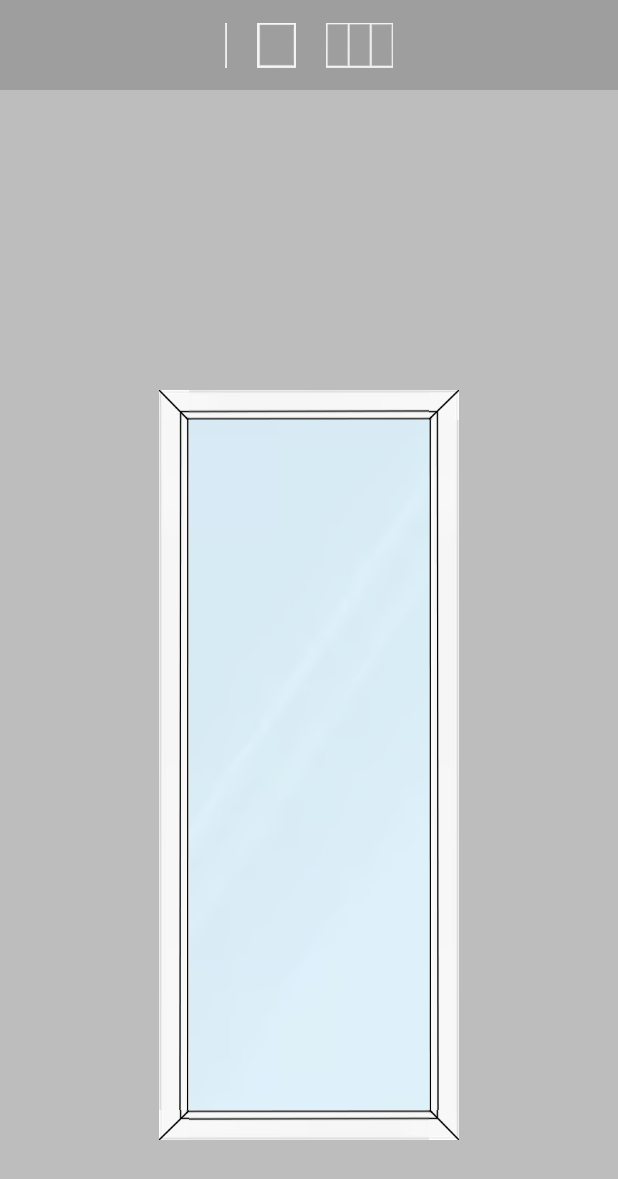
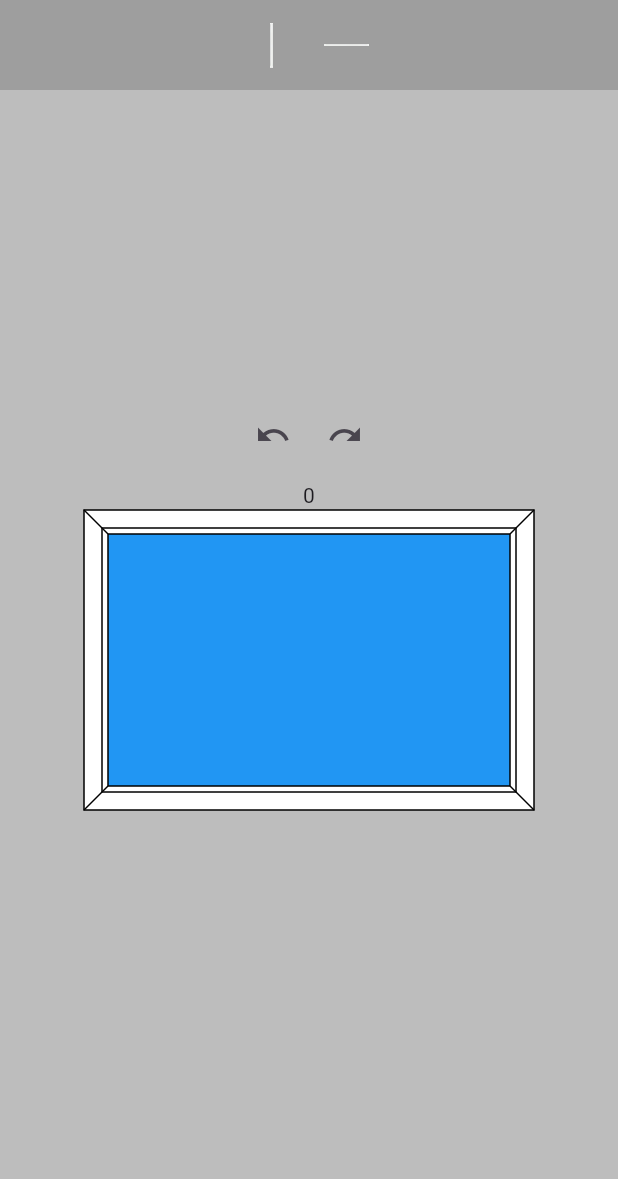
Before and after one commit to kamangir86/four-, a Flutter app: the screen it shows after launch, on a phone screen of 412 x 824 dp. Shown: the top 1179 px of the screen. Run offline on Flutter 3.47's test engine with Material 3 defaults, Android fonts, the phone set to English and light mode, and no system bars.

Commit message:
کشیدن پنجره و تقسیم به چهار بخش

```diff
--- a/lib/main.dart
+++ b/lib/main.dart
@@ -1,4 +1,5 @@
 import 'package:flutter/material.dart';
+import 'package:fourplus/sade.dart';
 
 void main() {
   runApp(const MyApp());
@@ -33,15 +34,16 @@ class MyHomePage extends StatefulWidget {
 
 class _MyHomePageState extends State<MyHomePage> {
 
-  Profile profile = Profile(name: 2, fit: BoxFit.fill);
+  var size = Size(300, 200);
 
 
   @override
   Widget build(BuildContext context) {
+
     return SafeArea(
       child: Scaffold(
         backgroundColor: Colors.grey[400],
-        body: Column(
+        body: ListView(
           children: [
             Container(
               height: 60,
@@ -50,27 +52,36 @@ class _MyHomePageState extends State<MyHomePage> {
                 mainAxisAlignment: MainAxisAlignment.center,
                 children: [
                   Draggable<Profile>(
-                      data: Profile(name: 1, fit: BoxFit.none),
+                      data: Profile(name: "1", dx: 0, dy: 0, isVertical: true ),
                       feedback: Image.asset('assets/1.png', height: 30,),
-                      child: Image.asset('assets/1.png', height: 30,),),
-                  const SizedBox(
-                    width: 20,
-                  ),Draggable<Profile>(
-                      data: Profile(name: 2, fit: BoxFit.fill),
-                      feedback: Image.asset('assets/2.png', height: 30,),
-                      child: Image.asset('assets/2.png', height: 30,),),
+                      child: Image.asset('assets/1.png', height: 30, width: 30,),),
                   const SizedBox(
                     width: 20,
                   ),
                   Draggable<Profile>(
-                      data: Profile(name: 3, fit: BoxFit.fill),
-                      feedback: Image.asset('assets/3.png', height: 30,),
-                      child: Image.asset('assets/3.png', height: 30,))
+                    data: Profile(name: "1", dx: 0, dy: 0, isVertical: false ),
+                    feedback: RotatedBox(
+                        quarterTurns: 1,child: Image.asset('assets/1.png', height: 30,)),
+                    child: RotatedBox(
+                        quarterTurns: 1,
+                        child: Image.asset('assets/1.png', height: 30, width: 30,)),),
+
+                    // Draggable<Profile>(
+                  //     data: Profile(name: 2, fit: BoxFit.fill),
+                  //     feedback: Image.asset('assets/2.png', height: 30,),
+                  //     child: Image.asset('assets/2.png', height: 30,),),
+                  // const SizedBox(
+                  //   width: 20,
+                  // ),
+                  // Draggable<Profile>(
+                  //     data: Profile(name: 3, fit: BoxFit.fill),
+                  //     feedback: Image.asset('assets/3.png', height: 30,),
+                  //     child: Image.asset('assets/3.png', height: 30,))
                 ],
               ),
             ),
             const SizedBox(height: 200,),
-            const TargetWidget(type: 1)
+            TargetWidget(type: 1, size: size,)
           ],
         ),
       ),
@@ -78,9 +89,11 @@ class _MyHomePageState extends State<MyHomePage> {
   }
 }
 
+
 class TargetWidget extends StatefulWidget {
-  const TargetWidget({required this.type, super.key});
+  const TargetWidget({required this.type, required this.size, super.key});
 
+  final Size size;
   final int type;
 
   @override
@@ -89,75 +102,59 @@ class TargetWidget extends StatefulWidget {
 
 class _TargetWidgetState extends State<TargetWidget> {
 
-  Profile profile  = Profile(name: 2, fit: BoxFit.fill);
-
-  double height= 500;
-  double width= 200;
-  double ratio = 1;
-  int sizeScale = 8;
+  List<DragTargetDetails<Profile>> myList = [];
 
   @override
   Widget build(BuildContext context) {
+    // var myList = [
+    //   Profile(name: "1", dx: 0, dy: 0, isVertical: true,),
+    //   Profile(name: "1", dx: widget.size.width /2, dy: 50, isVertical: false,),
+    // ];
 
-    if(width > height){
-      ratio = width / height;
-    }else{
-      ratio = height / width;
-    }
+    return Column(
+      children: [
+        Container(
+          height: 60,
+          child: Row(
+            mainAxisAlignment: MainAxisAlignment.center,
+            children: [
+              IconButton(onPressed: (){
+                myList.removeLast();
+              }, icon: const Icon(Icons.undo)),
+              IconButton(onPressed: (){
+              }, icon: const Icon(Icons.redo))
+            ],
+          ),
+        ),
+        Text("${myList.length}"),
+        Stack(
+          children: [
 
-    return DragTarget<Profile>(
-        onAccept: (data) => setState(() {
+            Sade(width: widget.size.width, height: widget.size.height, data: myList),
+            DragTarget<Profile>(
+                onAcceptWithDetails: (data) {
+                  myList.add(data);
+                  setState(() {
 
-          profile = data;
-        }),
-        builder: (c, _, __) {
-          return Container(
-            height: height,
-            width: width,
-            decoration: const BoxDecoration(
-                image: DecorationImage(image: AssetImage("assets/glass.png"), fit: BoxFit.fill)
-            ),
-            child: Stack(
-              fit: StackFit.passthrough,
-              children: [
-                Align(
-                    alignment: Alignment.centerLeft,
-                    child: Image.asset('assets/left.png', fit: BoxFit.fill, width: ratio * sizeScale, height: height)),
-                Align(
-                    alignment: Alignment.centerRight,
-                    child: Image.asset('assets/right.png', fit: BoxFit.fill, width: ratio * sizeScale, height: height,)),
-                Align(
-                    alignment: Alignment.topCenter,
-                    child: Image.asset('assets/top.png', fit: BoxFit.fill, height: ratio * sizeScale, width: width)),
-                Align(
-                    alignment: Alignment.bottomCenter,
-                    child: Image.asset('assets/bottom.png', fit: BoxFit.fill, height: ratio * sizeScale, width: width)),
-                Align(
-                    alignment: Alignment.topLeft,
-                    child: Image.asset('assets/topLeft.png', fit: BoxFit.contain, height: ratio * sizeScale, width: ratio * sizeScale)),
-                 Align(
-                    alignment: Alignment.topRight,
-                    child: Image.asset('assets/topRight.png', fit: BoxFit.contain, height: ratio * sizeScale, width: ratio * sizeScale)),
-                 Align(
-                    alignment: Alignment.bottomLeft,
-                    child: Image.asset('assets/bottomLeft.png', fit: BoxFit.contain, height: ratio * sizeScale, width: ratio * sizeScale)),
-                Align(
-                    alignment: Alignment.bottomRight,
-                    child: Image.asset('assets/bottomRight.png', fit: BoxFit.contain, height: ratio * sizeScale, width: ratio * sizeScale)),
-                if(profile.name == 1) Align(
-                    alignment: Alignment.center, child: Image.asset('assets/1.png', fit: BoxFit.fitHeight, ))
-              ],
-            ),
-          );
-        });
+                  });
+                },
+                builder: (c, _, __) {
+                  return Container(width: widget.size.width, height: widget.size.height, color: Colors.transparent,);
+                }),
+          ],
+        ),
+      ],
+    );
   }
 }
 
 
 
 class Profile{
-  int name;
-  BoxFit fit;
+  String name;
+  double dx;
+  double dy;
+  bool isVertical;
 
-  Profile({required this.name, required this.fit});
+  Profile({required this.name, required this.dx, required this.dy, required this.isVertical});
 }
--- a/pubspec.yaml
+++ b/pubspec.yaml
@@ -19,7 +19,7 @@ publish_to: 'none' # Remove this line if you wish to publish to pub.dev
 version: 1.0.0+1
 
 environment:
-  sdk: '>=3.2.6 <4.0.0'
+  sdk: '>=3.2.2 <4.0.0'
 
 # Dependencies specify other packages that your package needs in order to work.
 # To automatically upgrade your package dependencies to the latest versions
```
Also changed, not shown: lib/sade.dart (added, +209 -0 lines), pubspec.lock.
